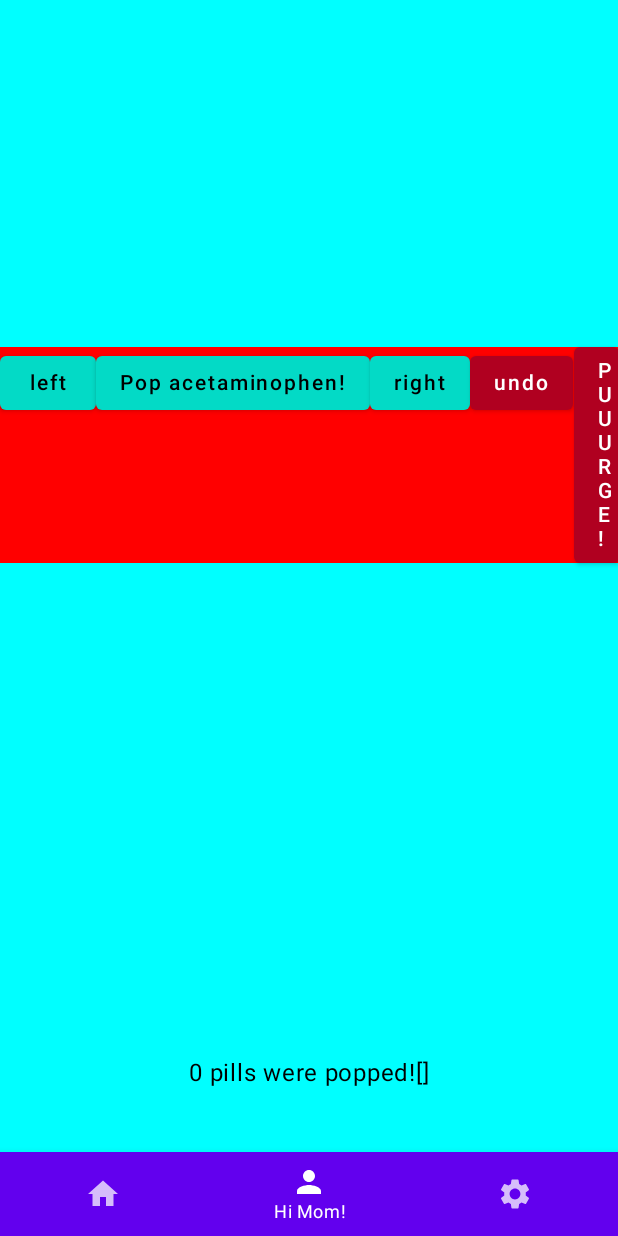
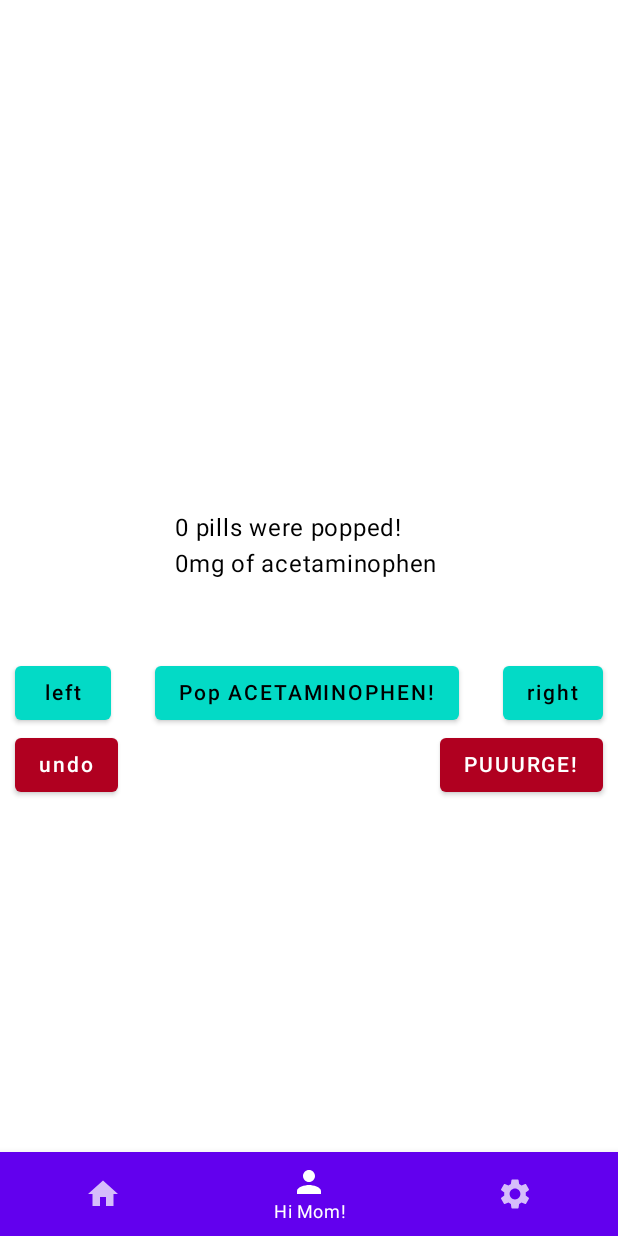
Before and after one commit to TheAlexSannikov/PillPopper, an Android app built with Jetpack Compose: the screen it shows after launch (MainActivity), item 2 of the bottom bar chosen, on a phone screen of 412 x 824 dp. Run offline under Robolectric (Android 15) with nearby library versions, the phone set to English and light mode, and no system bars; our stand-ins replace Dagger/Hilt's generated code, Room's generated code; 1 statement that could not run was skipped.

Commit message:
PillTimer now tracks amount taken; improved PillTimer UI

```diff
--- a/app/src/main/java/sannikov/a/stonerstopwatch/BottomNavGraph.kt
+++ b/app/src/main/java/sannikov/a/stonerstopwatch/BottomNavGraph.kt
@@ -1,5 +1,6 @@
 package sannikov.a.stonerstopwatch
 // https://youtu.be/gg-KBGH9T8s
+import androidx.compose.material.ScaffoldState
 import androidx.compose.runtime.Composable
 import androidx.navigation.NavHostController
 import androidx.navigation.compose.NavHost
@@ -10,7 +11,7 @@ import sannikov.a.stonerstopwatch.views.StopwatchScreen
 @Composable
 fun BottomNavGraph(
     navController: NavHostController,
-    onPillPop: (pillName: String) -> Unit
+    scaffoldState: ScaffoldState
 ) {
 
     NavHost(
@@ -21,7 +22,7 @@ fun BottomNavGraph(
             StopwatchScreen()
         }
         composable(route = BottomBarScreen.PillTimer.route) {
-            PillTimerScreen(onPillPop = onPillPop)
+            PillTimerScreen(scaffoldState = scaffoldState)
         }
         composable(route = BottomBarScreen.Settings.route) {
             SettingsScreen("placeholder")
--- a/app/src/main/java/sannikov/a/stonerstopwatch/MainScreenBottomNav.kt
+++ b/app/src/main/java/sannikov/a/stonerstopwatch/MainScreenBottomNav.kt
@@ -1,7 +1,6 @@
 package sannikov.a.stonerstopwatch
 // https://youtu.be/gg-KBGH9T8s
 
-import android.content.Context
 import androidx.compose.foundation.isSystemInDarkTheme
 import androidx.compose.foundation.layout.RowScope
 import androidx.compose.material.*
@@ -13,7 +12,6 @@ import androidx.navigation.NavDestination.Companion.hierarchy
 import androidx.navigation.NavHostController
 import androidx.navigation.compose.currentBackStackEntryAsState
 import androidx.navigation.compose.rememberNavController
-import kotlinx.coroutines.launch
 
 @Composable
 fun MainScreenBottomNav() {
@@ -31,13 +29,7 @@ fun MainScreenBottomNav() {
         ) {
             BottomNavGraph(
                 navController = navController,
-                onPillPop = { pillName: String ->
-                    coroutineScope.launch {
-                        scaffoldState.snackbarHostState.showSnackbar(
-                            message = pillName
-                        )
-                    }
-                }
+                scaffoldState = scaffoldState,
             )
         }
     }
--- a/app/src/main/java/sannikov/a/stonerstopwatch/data/Pill.kt
+++ b/app/src/main/java/sannikov/a/stonerstopwatch/data/Pill.kt
@@ -6,9 +6,9 @@ import androidx.room.*
 /**
  * Stores information for an individual pill taken by the user. Storable in Room
  */
-@Entity
+@Entity(tableName = "Pill")
 data class Pill(
-    @NonNull @ColumnInfo val drug: Drug,
-    @NonNull @ColumnInfo val dosageMg: Int,
+    @NonNull @ColumnInfo(name = "drug") val drug: Drug,
+    @NonNull @ColumnInfo(name = "dosageMg") val dosageMg: Int,
     @NonNull @PrimaryKey val timeTakenMsEpoch: Long
 )
--- a/app/src/main/java/sannikov/a/stonerstopwatch/data/PillDao.kt
+++ b/app/src/main/java/sannikov/a/stonerstopwatch/data/PillDao.kt
@@ -26,5 +26,6 @@ interface PillDao {
     @Query("DELETE FROM pill")
     suspend fun deleteAllPills()
 
-
+    @Query("SELECT SUM(dosageMg) FROM Pill WHERE drug = :qDrug")
+    suspend fun getAmountConsumedMg(qDrug: Drug): Int
 }
--- a/app/src/main/java/sannikov/a/stonerstopwatch/data/PillRepository.kt
+++ b/app/src/main/java/sannikov/a/stonerstopwatch/data/PillRepository.kt
@@ -34,4 +34,8 @@ class PillRepository @Inject constructor(
     suspend fun deleteAllPills() {
         pillDao.deleteAllPills()
     }
+
+    suspend fun getAmountConsumedMg(drug: Drug): Int {
+        return pillDao.getAmountConsumedMg(qDrug = drug)
+    }
 }
--- a/app/src/main/java/sannikov/a/stonerstopwatch/viewmodels/PillViewModel.kt
+++ b/app/src/main/java/sannikov/a/stonerstopwatch/viewmodels/PillViewModel.kt
@@ -2,6 +2,8 @@ package sannikov.a.stonerstopwatch.viewmodels
 
 import android.content.Context
 import android.util.Log
+import androidx.compose.material.ScaffoldState
+import androidx.compose.material.SnackbarDuration
 import androidx.lifecycle.ViewModel
 import androidx.lifecycle.viewModelScope
 import dagger.hilt.android.lifecycle.HiltViewModel
@@ -27,9 +29,11 @@ class PillViewModel @Inject constructor(
         pillDao -> pillRepository -> pillRepository.loadAll().collect -> onAllPoppedPillsChange -> updates _allPoppedPills -> triggers allPoppedPills to emit.
      */
     // handles taking a single pill
-    fun onPopPill() {
+    fun onPopPill(scaffoldState: ScaffoldState) {
+
+        val drug = selectedDrug.value
         val pill = Pill(
-            drug = selectedDrug.value,
+            drug = drug,
             dosageMg = 500,
             timeTakenMsEpoch = System.currentTimeMillis()
         )
@@ -39,6 +43,9 @@ class PillViewModel @Inject constructor(
         viewModelScope.launch {
             pillRepository.popPill(pill)
             onCanUndoPillChange(true)
+            val amountConsumed = getAmountConsumedMg(drug)
+            // TODO: Make snackbar useful - its too spammy
+            scaffoldState.snackbarHostState.showSnackbar("popped ${amountConsumed}mg of ${drug.name}", duration = SnackbarDuration.Short)
         }
     }
 
@@ -85,18 +92,49 @@ class PillViewModel @Inject constructor(
         val selectedDrugOrdinal = selectedDrug.value.ordinal
         Log.d(TAG, "onDrugSelectRight, selectedDrugOrdinal: $selectedDrugOrdinal")
         if (selectedDrugOrdinal == Drug.values().size - 1) return
-        _selectedDrug.value = Drug.values()[selectedDrugOrdinal + 1]
+        onSelectedDrugChange(Drug.values()[selectedDrugOrdinal + 1])
     }
 
     fun onDrugSelectLeft() {
         val selectedDrugOrdinal = selectedDrug.value.ordinal
         Log.d(TAG, "onDrugSelectLeft, selectedDrugOrdinal: $selectedDrugOrdinal")
         if (selectedDrugOrdinal == 0) return
-        _selectedDrug.value = Drug.values()[selectedDrugOrdinal - 1]
+        onSelectedDrugChange(Drug.values()[selectedDrugOrdinal - 1])
+    }
+
+
+    // TODO: Refactor idea - Have a semaphore block until selected drug is changed, then update the flow
+    // updates the selected drug.
+    private fun onSelectedDrugChange(drug: Drug) {
+        _selectedDrug.value = drug
+        updateSelectedDrugTakenMg()
+    }
+
+
+    // to be called when a pill is popped, and when a different drug is selected
+    private fun updateSelectedDrugTakenMg() {
+        val newSelectedPoppedPills =
+            allPoppedPills.value.filter { pill -> pill.drug == selectedDrug.value }
+        _selectedDrugTakenMg.value = newSelectedPoppedPills.sumOf { it.dosageMg }
+
+        Log.d(TAG, "updateSelectedDrugTakenMg(): selectedDrugTakenMG: $selectedDrugTakenMg\n\tnewSelectedPoppedPills: $newSelectedPoppedPills")
+        _selectedPoppedPills.value = newSelectedPoppedPills
+
     }
 
     private val _allPoppedPills = MutableStateFlow<List<Pill>>(emptyList())
     val allPoppedPills: StateFlow<List<Pill>> = _allPoppedPills.asStateFlow()
+
+    private val _selectedPoppedPills = MutableStateFlow<List<Pill>>(emptyList())
+    val selectedPoppedPills: StateFlow<List<Pill>> = _selectedPoppedPills.asStateFlow()
+
+    val _selectedDrugTakenMg = MutableStateFlow(0)
+    val selectedDrugTakenMg: StateFlow<Int> = _selectedDrugTakenMg.asStateFlow()
+
+    // returns the total amount of this drug (in mg) consumed
+    suspend fun getAmountConsumedMg(drug: Drug): Int {
+        return pillRepository.getAmountConsumedMg(drug)
+    }
 
     init {
         /**
@@ -106,7 +144,16 @@ class PillViewModel @Inject constructor(
         fun onAllPoppedPillsChange(allNewPills: List<Pill>) {
             Log.d(TAG, "onAllPoppedPillsChange: allNewPills: $allNewPills")
             _allPoppedPills.value = allNewPills
+            // filter based on selected drug
+//            // TODO: Move this logic elsewhere s.t. popping a pill AND changing selected drug will update this filter
+//            val newSelectedPoppedPills =
+//                allPoppedPills.value.filter { pill -> pill.drug == selectedDrug.value }
+//            _selectedDrugTakenMg.value = newSelectedPoppedPills.sumOf { it.dosageMg }
+//            _selectedPoppedPills.value = newSelectedPoppedPills
+            updateSelectedDrugTakenMg()
         }
+
+//        fun selectedDrug // TODO: What was I doing here?
 
         Log.d(TAG, "init!")
         viewModelScope.launch {
--- a/app/src/main/java/sannikov/a/stonerstopwatch/views/PillTimerScreen.kt
+++ b/app/src/main/java/sannikov/a/stonerstopwatch/views/PillTimerScreen.kt
@@ -6,15 +6,16 @@ import androidx.compose.foundation.background
 import androidx.compose.foundation.layout.*
 import androidx.compose.material.*
 import androidx.compose.runtime.Composable
-import androidx.compose.runtime.LaunchedEffect
 import androidx.compose.runtime.collectAsState
 import androidx.compose.runtime.getValue
 import androidx.compose.ui.Alignment
 import androidx.compose.ui.Modifier
 import androidx.compose.ui.graphics.Color
 import androidx.compose.ui.platform.LocalContext
+import androidx.compose.ui.unit.dp
 import androidx.hilt.navigation.compose.hiltViewModel
 import sannikov.a.stonerstopwatch.R
+import sannikov.a.stonerstopwatch.data.Drug
 import sannikov.a.stonerstopwatch.data.Pill
 import sannikov.a.stonerstopwatch.viewmodels.PillViewModel
 import sannikov.a.stonerstopwatch.views.happyEarth
@@ -25,11 +26,13 @@ const val TAG_PILL_TIMER_SCREEN = "PillTimerScreen"
 @Composable
 fun PillTimerScreen(
     pillViewModel: PillViewModel = hiltViewModel(),
-    onPillPop: (pillName: String) -> Unit
+    scaffoldState: ScaffoldState
 ) {
 
     val allPoppedPills by pillViewModel.allPoppedPills.collectAsState()
     val selectedDrug by pillViewModel.selectedDrug.collectAsState()
+    val selectedPoppedPills by pillViewModel.selectedPoppedPills.collectAsState()
+    val selectedDrugTakenMg by pillViewModel.selectedDrugTakenMg.collectAsState()
 
     happyEarth =
         BitmapFactory.decodeResource(LocalContext.current.resources, R.drawable.happy_earth_no_bg)
@@ -37,44 +40,61 @@ fun PillTimerScreen(
     PillTimerContent(
         pillViewModel = pillViewModel,
         allPoppedPills = allPoppedPills,
-        selectedPillName = selectedDrug.drugName,
-        modifier = Modifier.aspectRatio(1F),
-        onPillPop = onPillPop,
+        selectedPoppedPills = selectedPoppedPills,
+        selectedDrugTakenMg = selectedDrugTakenMg,
+        selectedDrug = selectedDrug,
+        modifier = Modifier,
+        scaffoldState = scaffoldState,
     )
 }
-
 
 @Composable
 fun PillTimerContent(
     pillViewModel: PillViewModel,
     allPoppedPills: List<Pill>,
-    selectedPillName: String,
+    selectedDrug: Drug,
     modifier: Modifier = Modifier,
-    onPillPop: (pillName: String) -> Unit,
+    scaffoldState: ScaffoldState,
+    selectedPoppedPills: List<Pill>,
+    selectedDrugTakenMg: Int,
 ) {
-    val messages = ArrayList<String>()
+//    LaunchedEffect(selectedPoppedPills, selectedPillName) {
+//        totalConsumedOfThisDrug = pillViewModel.selectedDrugTakenMg
+//    }
 
     Surface(
         modifier = Modifier
             .fillMaxSize(),
         color = MaterialTheme.colors.background,
+    ) {
 
-        ) {
         Column(
-            verticalArrangement = Arrangement.SpaceAround,
+            verticalArrangement = Arrangement.Center,
             horizontalAlignment = Alignment.CenterHorizontally,
             modifier = Modifier
-                .background(Color.Cyan)
-                .wrapContentWidth()
-                .wrapContentWidth()
-//                .fillMaxHeight(),
+                .fillMaxSize()
         ) {
 
             Row(
                 horizontalArrangement = Arrangement.SpaceAround,
                 modifier = modifier
                     .wrapContentHeight()
-                    .background(Color.Red)
+                    .fillMaxWidth()
+                    .padding(vertical = 50.dp)
+            ) {
+                Text(
+                    style = MaterialTheme.typography.body1,
+                    text = "${allPoppedPills.size} pills were popped!\n${selectedDrugTakenMg}mg of ${selectedDrug.drugName} ",
+                    color = MaterialTheme.colors.onBackground,
+                )
+            }
+
+            Row(
+                horizontalArrangement = Arrangement.SpaceBetween,
+                modifier = modifier
+                    .wrapContentHeight()
+                    .fillMaxWidth()
+                    .padding(horizontal = 10.dp)
             ) {
                 // choose drug to left
                 Button(
@@ -82,7 +102,6 @@ fun PillTimerContent(
                         pillTimerButtonOnClick(
                             buttonName = "left",
                             pillViewModel = pillViewModel,
-                            showSnackbarText = onPillPop,
                         )
                     },
                     // can have different colors depending on app state
@@ -103,7 +122,7 @@ fun PillTimerContent(
                         pillTimerButtonOnClick(
                             buttonName = "pop",
                             pillViewModel = pillViewModel,
-                            showSnackbarText = onPillPop,
+                            scaffoldState = scaffoldState,
                         )
                     },
                     // can have different colors depending on app state
@@ -113,7 +132,7 @@ fun PillTimerContent(
                     )
                 ) {
                     Text(
-                        text = "Pop $selectedPillName!",
+                        text = "Pop $selectedDrug!",
                         color = MaterialTheme.colors.onSecondary
                     )
                 }
@@ -123,7 +142,6 @@ fun PillTimerContent(
                         pillTimerButtonOnClick(
                             buttonName = "right",
                             pillViewModel = pillViewModel,
-                            showSnackbarText = onPillPop,
                         )
                     },
                     // can have different colors depending on app state
@@ -137,14 +155,21 @@ fun PillTimerContent(
                         color = MaterialTheme.colors.onSecondary
                     )
                 }
+            }
 
+            Row(
+                horizontalArrangement = Arrangement.SpaceBetween,
+                modifier = modifier
+                    .wrapContentHeight()
+                    .fillMaxWidth()
+                    .padding(horizontal = 10.dp)
+            ) {
                 // undo
                 Button(
                     onClick = {
                         pillTimerButtonOnClick(
                             buttonName = "undo",
                             pillViewModel = pillViewModel,
-                            showSnackbarText = onPillPop,
                         )
                     },
                     // can have different colors depending on app state
@@ -164,9 +189,7 @@ fun PillTimerContent(
                         pillTimerButtonOnClick(
                             buttonName = "purge",
                             pillViewModel = pillViewModel,
-                            showSnackbarText = onPillPop,
                         )
-                        messages.add("undo?")
                     },
                     // can have different colors depending on app state
                     colors = ButtonDefaults.buttonColors(
@@ -180,13 +203,6 @@ fun PillTimerContent(
                     )
                 }
             }
-
-            Text(
-                style = MaterialTheme.typography.body1,
-                text = "${allPoppedPills.size} pills were popped!${allPoppedPills}",
-                color = MaterialTheme.colors.onBackground,
-            )
-
         }
     }
 }
@@ -194,7 +210,7 @@ fun PillTimerContent(
 fun pillTimerButtonOnClick(
     buttonName: String,
     pillViewModel: PillViewModel,
-    showSnackbarText: (pillName: String) -> Unit, // TODO: Hilt for DI?
+    scaffoldState: ScaffoldState? = null, // TODO: Hilt for DI?
 ) {
 
     when (buttonName) {
@@ -204,11 +220,15 @@ fun pillTimerButtonOnClick(
                 TAG_PILL_TIMER_SCREEN,
                 "$buttonName was clicked. Popping $pillName!"
             )
-            pillViewModel.onPopPill()
-            showSnackbarText(pillName)
+            if (scaffoldState != null) {
+                pillViewModel.onPopPill(scaffoldState = scaffoldState)
+            }
         }
         "purge" -> {
-            Log.d(TAG_PILL_TIMER_SCREEN, "$buttonName was clicked. Wiping all pills from records!")
+            Log.d(
+                TAG_PILL_TIMER_SCREEN,
+                "$buttonName was clicked. Wiping all pills from records!"
+            )
             pillViewModel.deleteAllPills()
         }
         "undo" -> {
```
